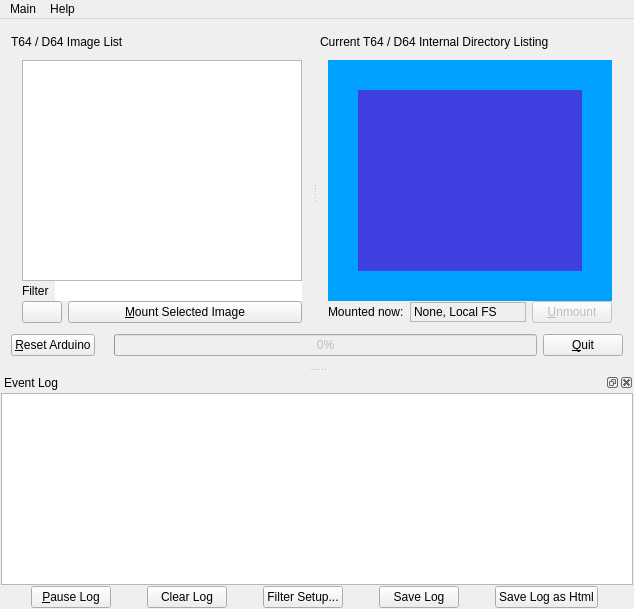
Old version of the form mainwindow.ui in the repository Larswad/uno2iec.
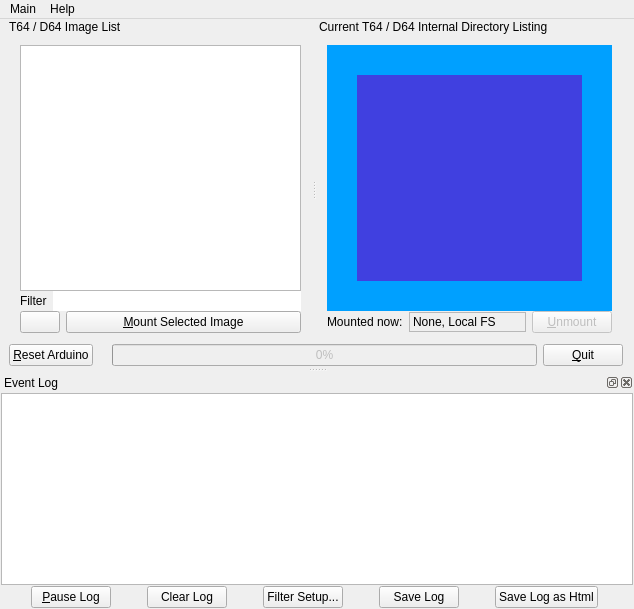
New version of the form. Icons and pictures are not drawn. Custom widgets are drawn as their Qt base class.

The edit to the form file:
```diff
--- a/mainwindow.ui
+++ b/mainwindow.ui
@@ -18,15 +18,27 @@
     <property name="spacing">
      <number>0</number>
     </property>
+    <property name="leftMargin">
+     <number>9</number>
+    </property>
+    <property name="topMargin">
+     <number>1</number>
+    </property>
+    <property name="bottomMargin">
+     <number>1</number>
+    </property>
     <item>
      <layout class="QHBoxLayout" name="horizontalLayout_9">
+      <property name="spacing">
+       <number>6</number>
+      </property>
       <property name="topMargin">
-       <number>5</number>
+       <number>0</number>
       </property>
       <item>
        <widget class="QLabel" name="label_9">
         <property name="sizePolicy">
-         <sizepolicy hsizetype="Preferred" vsizetype="Fixed">
+         <sizepolicy hsizetype="Preferred" vsizetype="Maximum">
           <horstretch>0</horstretch>
           <verstretch>0</verstretch>
          </sizepolicy>
@@ -39,7 +51,7 @@
       <item>
        <widget class="QLabel" name="label_2">
         <property name="sizePolicy">
-         <sizepolicy hsizetype="Preferred" vsizetype="Fixed">
+         <sizepolicy hsizetype="Preferred" vsizetype="Maximum">
           <horstretch>0</horstretch>
           <verstretch>0</verstretch>
          </sizepolicy>
```
